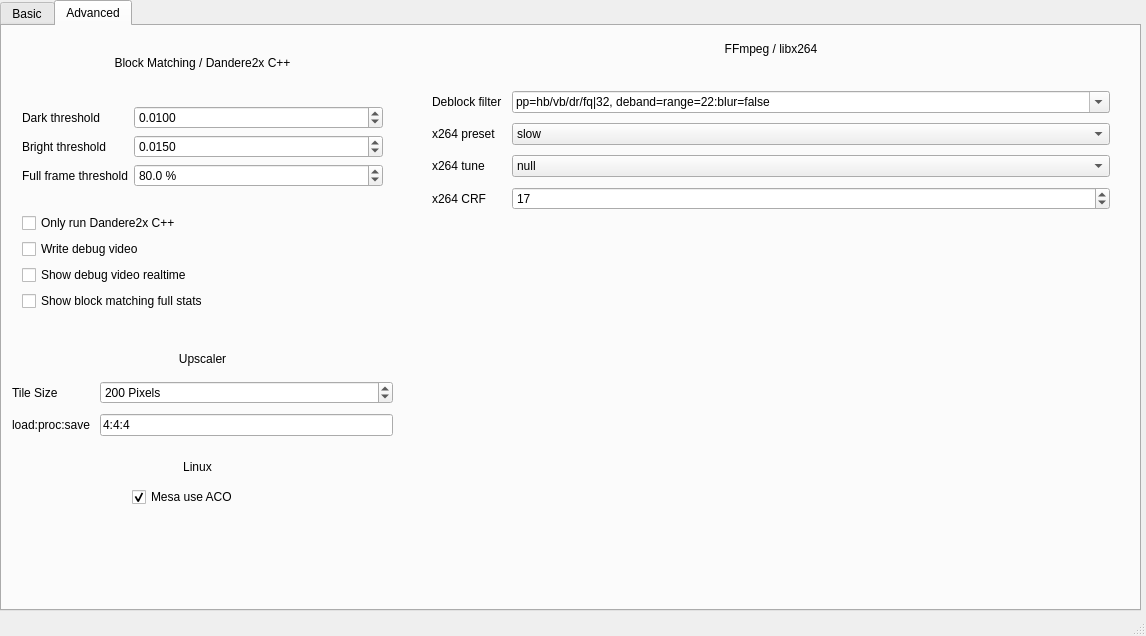
First picture: the form in src/data/dandere2x-qt-gui.ui, repository Tremeschin/dandere2x-tremx, before the edit.
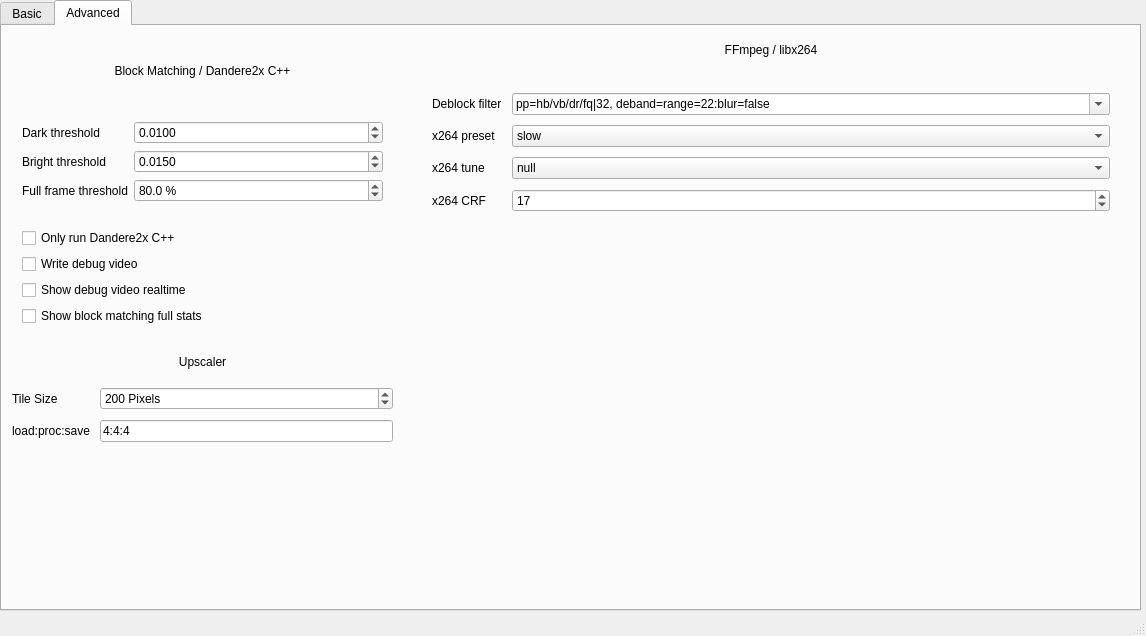
Second picture: the form after the edit. The open tabs and pages were chosen to show the change.

Commit message: Remove ACO options on GUI (is default now)

```diff
--- a/src/data/dandere2x-qt-gui.ui
+++ b/src/data/dandere2x-qt-gui.ui
@@ -612,7 +612,7 @@
         <x>0</x>
         <y>0</y>
         <width>401</width>
-        <height>305</height>
+        <height>320</height>
        </rect>
       </property>
       <layout class="QVBoxLayout" name="verticalLayout_7">
@@ -766,7 +766,7 @@
         <x>0</x>
         <y>310</y>
         <width>401</width>
-        <height>110</height>
+        <height>116</height>
        </rect>
       </property>
       <layout class="QVBoxLayout" name="verticalLayout_8">
@@ -856,7 +856,7 @@
         <x>400</x>
         <y>0</y>
         <width>738</width>
-        <height>214</height>
+        <height>216</height>
        </rect>
       </property>
       <layout class="QVBoxLayout" name="verticalLayout_9">
@@ -1100,66 +1100,6 @@
        </item>
       </layout>
      </widget>
-     <widget class="QWidget" name="verticalLayoutWidget_11">
-      <property name="geometry">
-       <rect>
-        <x>110</x>
-        <y>420</y>
-        <width>171</width>
-        <height>71</height>
-       </rect>
-      </property>
-      <layout class="QVBoxLayout" name="verticalLayout_11">
-       <property name="spacing">
-        <number>10</number>
-       </property>
-       <property name="margin">
-        <number>10</number>
-       </property>
-       <item>
-        <widget class="QLabel" name="label_27">
-         <property name="enabled">
-          <bool>true</bool>
-         </property>
-         <property name="text">
-          <string>Linux</string>
-         </property>
-         <property name="scaledContents">
-          <bool>false</bool>
-         </property>
-         <property name="alignment">
-          <set>Qt::AlignCenter</set>
-         </property>
-         <property name="wordWrap">
-          <bool>false</bool>
-         </property>
-         <property name="margin">
-          <number>-1</number>
-         </property>
-         <property name="indent">
-          <number>-1</number>
-         </property>
-        </widget>
-       </item>
-       <item>
-        <layout class="QFormLayout" name="formLayout_7">
-         <item row="0" column="1">
-          <widget class="QCheckBox" name="mesaaco">
-           <property name="toolTip">
-            <string>&lt;html&gt;&lt;head/&gt;&lt;body&gt;&lt;p&gt;Only AMD GPUS!!&lt;br/&gt;&lt;/p&gt;&lt;p&gt;Use RADV_PERFTEST=aco environment variable when calling the upscaler.&lt;/p&gt;&lt;p&gt;Potentially will crash RealSR, works fine for me on Waifu2x, SRmd.&lt;/p&gt;&lt;p&gt;Please have a compatible MESA driver that supports ACO, mainstream mesa 20 should do it.&lt;/p&gt;&lt;p&gt;&lt;br/&gt;The same happened on my tests and some users involved in testing this, speeds up about 80% to 100% the Waifu2x and SRmd upscaling time, if it'd took 10 seconds on RADV_PERFTEST=llvm, it'll take about 5.4 or so on RADV_PERFTEST=aco&lt;/p&gt;&lt;/body&gt;&lt;/html&gt;</string>
-           </property>
-           <property name="text">
-            <string>Mesa use ACO</string>
-           </property>
-           <property name="checked">
-            <bool>true</bool>
-           </property>
-          </widget>
-         </item>
-        </layout>
-       </item>
-      </layout>
-     </widget>
     </widget>
    </widget>
   </widget>
```
Left out of the diff: 182 changed lines with no effect on the pictures. The commit also changes 2 other files.
